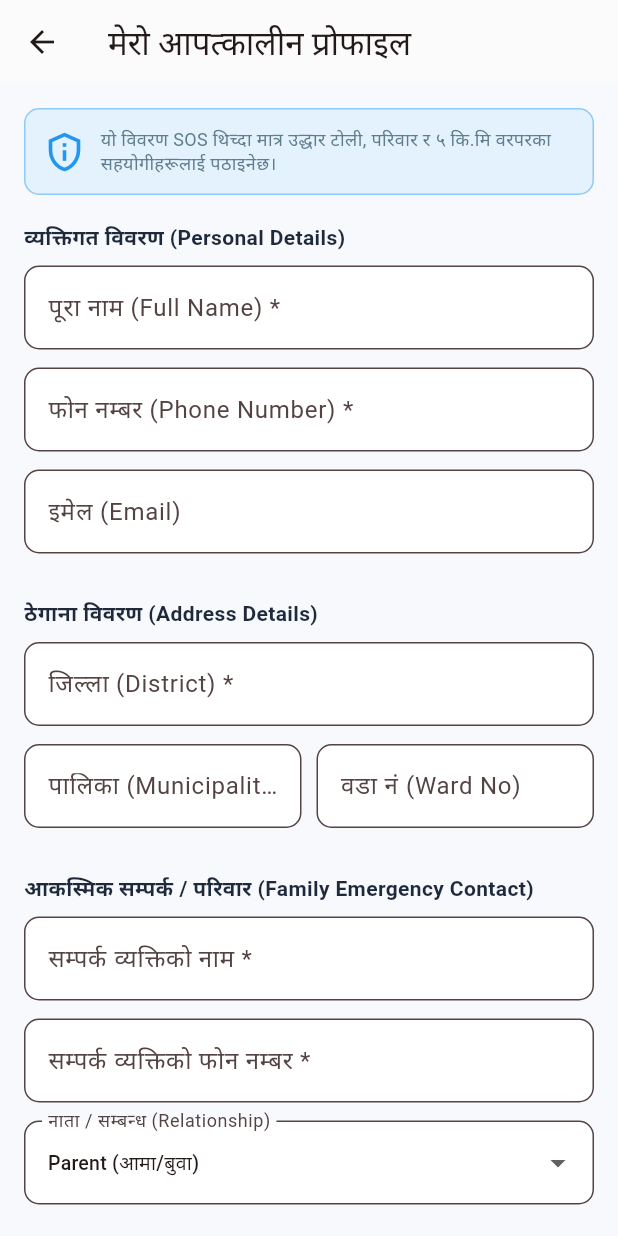
After one commit to samsim432/bipad_sathi_project, a Flutter app: the screen it shows after launch, after a tap on the "account circle" icon, on a phone screen of 412 x 824 dp. The commit adds this screen. Run offline on Flutter 3.47's test engine with Material 3 defaults, Android fonts, the phone set to English and light mode, and no system bars; our stand-ins replace flutter_map, geolocator, image_picker, latlong2, shared_preferences.

Commit message:
feat: complete emergency profile and GPS SOS integration

```diff
--- a/bipad_mobile/lib/screens/home_screen.dart
+++ b/bipad_mobile/lib/screens/home_screen.dart
@@ -4,6 +4,7 @@ import 'road_status_screen.dart';
 import 'shelters_screen.dart';
 import 'directory_screen.dart';
 import 'sos_modal_sheet.dart';
+import 'profile_screen.dart';
 
 class HomeScreen extends StatelessWidget {
   final bool isNe;
@@ -41,6 +42,13 @@ class HomeScreen extends StatelessWidget {
           ],
         ),
         actions: [
+          IconButton(
+            icon: const Icon(Icons.account_circle, color: Color(0xFFD32F2F), size: 26),
+            onPressed: () => Navigator.push(
+              context,
+              MaterialPageRoute(builder: (ctx) => ProfileScreen(isNe: isNe)),
+            ),
+          ),
           TextButton.icon(
             onPressed: () => onLanguageChange(isNe ? 'en' : 'ne'),
             icon: const Icon(Icons.translate, size: 16, color: Colors.blue),
@@ -49,14 +57,8 @@ class HomeScreen extends StatelessWidget {
               style: const TextStyle(fontWeight: FontWeight.bold, color: Colors.blue),
             ),
           ),
-          IconButton(
-            icon: const Icon(Icons.phone_in_talk, color: Colors.teal),
-            onPressed: () => Navigator.push(
-              context,
-              MaterialPageRoute(builder: (ctx) => DirectoryScreen(isNe: isNe)),
-            ),
-          )
         ],
+
       ),
       body: SingleChildScrollView(
         padding: const EdgeInsets.all(16),
--- /dev/null
+++ b/bipad_mobile/lib/screens/profile_screen.dart
@@ -0,0 +1,241 @@
+import 'package:flutter/material.dart';
+import 'package:shared_preferences/shared_preferences.dart';
+
+class ProfileScreen extends StatefulWidget {
+  final bool isNe;
+  const ProfileScreen({super.key, required this.isNe});
+
+  @override
+  State<ProfileScreen> createState() => _ProfileScreenState();
+}
+
+class _ProfileScreenState extends State<ProfileScreen> {
+  final _formKey = GlobalKey<FormState>();
+
+  final TextEditingController _nameController = TextEditingController();
+  final TextEditingController _phoneController = TextEditingController();
+  final TextEditingController _emailController = TextEditingController();
+  final TextEditingController _districtController = TextEditingController();
+  final TextEditingController _municipalityController = TextEditingController();
+  final TextEditingController _wardController = TextEditingController();
+
+  // Emergency Contact (Family)
+  final TextEditingController _emergencyContactNameController = TextEditingController();
+  final TextEditingController _emergencyContactPhoneController = TextEditingController();
+  String _emergencyRelation = 'Family';
+
+  // Medical / Accessibility Info
+  String _selectedBloodGroup = 'A+';
+  bool _hasDisability = false;
+  final TextEditingController _disabilityNotesController = TextEditingController();
+
+  final List<String> _bloodGroups = ['A+', 'A-', 'B+', 'B-', 'O+', 'O-', 'AB+', 'AB-'];
+  final List<String> _relations = ['Parent (आमा/बुवा)', 'Spouse (श्रीमान/श्रीमती)', 'Sibling (दाजु/भाइ/दिदी/बहिनी)', 'Child (छोरा/छोरी)', 'Friend (साथी)'];
+
+  @override
+  void initState() {
+    super.initState();
+    _loadProfileData();
+  }
+
+  Future<void> _loadProfileData() async {
+    final prefs = await SharedPreferences.getInstance();
+    setState(() {
+      _nameController.text = prefs.getString('user_name') ?? '';
+      _phoneController.text = prefs.getString('user_phone') ?? '';
+      _emailController.text = prefs.getString('user_email') ?? '';
+      _districtController.text = prefs.getString('user_district') ?? '';
+      _municipalityController.text = prefs.getString('user_municipality') ?? '';
+      _wardController.text = prefs.getString('user_ward') ?? '';
+
+      _emergencyContactNameController.text = prefs.getString('emergency_name') ?? '';
+      _emergencyContactPhoneController.text = prefs.getString('emergency_phone') ?? '';
+      _emergencyRelation = prefs.getString('emergency_relation') ?? _relations.first;
+
+      _selectedBloodGroup = prefs.getString('user_blood_group') ?? 'A+';
+      _hasDisability = prefs.getBool('user_has_disability') ?? false;
+      _disabilityNotesController.text = prefs.getString('user_disability_notes') ?? '';
+    });
+  }
+
+  Future<void> _saveProfileData() async {
+    if (!_formKey.currentState!.validate()) return;
+
+    final prefs = await SharedPreferences.getInstance();
+    await prefs.setString('user_name', _nameController.text.trim());
+    await prefs.setString('user_phone', _phoneController.text.trim());
+    await prefs.setString('user_email', _emailController.text.trim());
+    await prefs.setString('user_district', _districtController.text.trim());
+    await prefs.setString('user_municipality', _municipalityController.text.trim());
+    await prefs.setString('user_ward', _wardController.text.trim());
+
+    await prefs.setString('emergency_name', _emergencyContactNameController.text.trim());
+    await prefs.setString('emergency_phone', _emergencyContactPhoneController.text.trim());
+    await prefs.setString('emergency_relation', _emergencyRelation);
+
+    await prefs.setString('user_blood_group', _selectedBloodGroup);
+    await prefs.setBool('user_has_disability', _hasDisability);
+    await prefs.setString('user_disability_notes', _disabilityNotesController.text.trim());
+
+    if (mounted) {
+      ScaffoldMessenger.of(context).showSnackBar(
+        SnackBar(
+          content: Text(widget.isNe ? 'तपाईंको प्रोफाइल विवरण सुरक्षित भयो!' : 'Emergency Profile Saved!'),
+          backgroundColor: Colors.green,
+        ),
+      );
+      Navigator.pop(context);
+    }
+  }
+
+  @override
+  Widget build(BuildContext context) {
+    final isNe = widget.isNe;
+
+    return Scaffold(
+      appBar: AppBar(
+        title: Text(isNe ? 'मेरो आपत्कालीन प्रोफाइल' : 'Emergency Profile'),
+        backgroundColor: Colors.white,
+        elevation: 0.5,
+      ),
+      body: Form(
+        key: _formKey,
+        child: ListView(
+          padding: const EdgeInsets.all(16),
+          children: [
+            // Info Box
+            Container(
+              padding: const EdgeInsets.all(12),
+              decoration: BoxDecoration(
+                color: Colors.blue.shade50,
+                borderRadius: BorderRadius.circular(10),
+                border: Border.all(color: Colors.blue.shade200),
+              ),
+              child: Row(
+                children: [
+                  const Icon(Icons.privacy_tip_outlined, color: Colors.blue, size: 28),
+                  const SizedBox(width: 10),
+                  Expanded(
+                    child: Text(
+                      isNe
+                          ? 'यो विवरण SOS थिच्दा मात्र उद्धार टोली, परिवार र ५ कि.मि वरपरका सहयोगीहरूलाई पठाइनेछ।'
+                          : 'This info is used exclusively for instant auto-dispatching during SOS activations.',
+                      style: const TextStyle(fontSize: 12, color: Colors.blueGrey, height: 1.3),
+                    ),
+                  ),
+                ],
+              ),
+            ),
+
+            const SizedBox(height: 18),
+            _buildSectionHeader(isNe ? 'व्यक्तिगत विवरण (Personal Details)' : 'Personal Details'),
+            _buildTextField(_nameController, isNe ? 'पूरा नाम (Full Name) *' : 'Full Name *', isRequired: true),
+            _buildTextField(_phoneController, isNe ? 'फोन नम्बर (Phone Number) *' : 'Phone Number *', keyboardType: TextInputType.phone, isRequired: true),
+            _buildTextField(_emailController, isNe ? 'इमेल (Email)' : 'Email', keyboardType: TextInputType.emailAddress),
+
+            const SizedBox(height: 18),
+            _buildSectionHeader(isNe ? 'ठेगाना विवरण (Address Details)' : 'Address Details'),
+            _buildTextField(_districtController, isNe ? 'जिल्ला (District) *' : 'District *', isRequired: true),
+            Row(
+              children: [
+                Expanded(child: _buildTextField(_municipalityController, isNe ? 'पालिका (Municipality)' : 'Municipality')),
+                const SizedBox(width: 10),
+                Expanded(child: _buildTextField(_wardController, isNe ? 'वडा नं (Ward No)' : 'Ward No', keyboardType: TextInputType.number)),
+              ],
+            ),
+
+            const SizedBox(height: 18),
+            _buildSectionHeader(isNe ? 'आकस्मिक सम्पर्क / परिवार (Family Emergency Contact)' : 'Family Emergency Contact'),
+            _buildTextField(_emergencyContactNameController, isNe ? 'सम्पर्क व्यक्तिको नाम *' : 'Contact Person Name *', isRequired: true),
+            _buildTextField(_emergencyContactPhoneController, isNe ? 'सम्पर्क व्यक्तिको फोन नम्बर *' : 'Contact Phone Number *', keyboardType: TextInputType.phone, isRequired: true),
+            _buildDropdown(
+              label: isNe ? 'नाता / सम्बन्ध (Relationship)' : 'Relationship',
+              value: _emergencyRelation,
+              items: _relations,
+              onChanged: (val) => setState(() => _emergencyRelation = val!),
+            ),
+
+            const SizedBox(height: 18),
+            _buildSectionHeader(isNe ? 'स्वास्थ्य तथा विशेष अवस्था (Medical & Accessibility)' : 'Medical & Accessibility'),
+            _buildDropdown(
+              label: isNe ? 'रक्त समूह (Blood Group)' : 'Blood Group',
+              value: _selectedBloodGroup,
+              items: _bloodGroups,
+              onChanged: (val) => setState(() => _selectedBloodGroup = val!),
+            ),
+            SwitchListTile(
+              contentPadding: EdgeInsets.zero,
+              title: Text(isNe ? 'अशक्तता / विशेष हेरचाह आवश्यक?' : 'Disability / Special Assistance Needed?'),
+              value: _hasDisability,
+              onChanged: (val) => setState(() => _hasDisability = val),
+            ),
+            if (_hasDisability)
+              _buildTextField(
+                _disabilityNotesController,
+                isNe ? 'विवरण (उदा: ह्वीलचेयर, आँखा नदेख्ने, आदि)' : 'Details (e.g., wheelchair, visually impaired)',
+              ),
+
+            const SizedBox(height: 24),
+            ElevatedButton(
+              style: ElevatedButton.styleFrom(
+                backgroundColor: const Color(0xFFD32F2F),
+                minimumSize: const Size(double.infinity, 50),
+                shape: RoundedRectangleBorder(borderRadius: BorderRadius.circular(12)),
+              ),
+              onPressed: _saveProfileData,
+              child: Text(
+                isNe ? 'विवरण सुरक्षित गर्नुहोस् (SAVE PROFILE)' : 'SAVE EMERGENCY PROFILE',
+                style: const TextStyle(color: Colors.white, fontWeight: FontWeight.bold, fontSize: 15),
+              ),
+            ),
+            const SizedBox(height: 30),
+          ],
+        ),
+      ),
+    );
+  }
+
+  Widget _buildSectionHeader(String title) {
+    return Padding(
+      padding: const EdgeInsets.only(bottom: 8),
+      child: Text(
+        title,
+        style: const TextStyle(fontSize: 14, fontWeight: FontWeight.bold, color: Color(0xFF1E293B)),
+      ),
+    );
+  }
+
+  Widget _buildTextField(TextEditingController controller, String label, {bool isRequired = false, TextInputType? keyboardType}) {
+    return Padding(
+      padding: const EdgeInsets.only(bottom: 12),
+      child: TextFormField(
+        controller: controller,
+        keyboardType: keyboardType,
+        validator: isRequired ? (val) => (val == null || val.trim().isEmpty) ? 'Required' : null : null,
+        decoration: InputDecoration(
+          labelText: label,
+          filled: true,
+          fillColor: Colors.white,
+          border: OutlineInputBorder(borderRadius: BorderRadius.circular(10), borderSide: BorderSide(color: Colors.grey.shade300)),
+        ),
+      ),
+    );
+  }
+
+  Widget _buildDropdown({required String label, required String value, required List<String> items, required ValueChanged<String?> onChanged}) {
+    return Padding(
+      padding: const EdgeInsets.only(bottom: 12),
+      child: DropdownButtonFormField<String>(
+        value: items.contains(value) ? value : items.first,
+        decoration: InputDecoration(
+          labelText: label,
+          filled: true,
+          fillColor: Colors.white,
+          border: OutlineInputBorder(borderRadius: BorderRadius.circular(10), borderSide: BorderSide(color: Colors.grey.shade300)),
+        ),
+        items: items.map((e) => DropdownMenuItem(value: e, child: Text(e, style: const TextStyle(fontSize: 13)))).toList(),
+        onChanged: onChanged,
+      ),
+    );
+  }
+}
--- a/bipad_mobile/lib/screens/sos_modal_sheet.dart
+++ b/bipad_mobile/lib/screens/sos_modal_sheet.dart
@@ -1,5 +1,6 @@
 import 'package:flutter/material.dart';
 import 'package:geolocator/geolocator.dart';
+import 'package:shared_preferences/shared_preferences.dart';
 import 'package:url_launcher/url_launcher.dart';
 
 class SOSModalSheet extends StatefulWidget {
@@ -16,50 +17,120 @@ class _SOSModalSheetState extends State<SOSModalSheet> {
   bool _hasSpecialNeeds = false;
   bool _isLocating = false;
 
-  Future<void> _sendSOS() async {
+  // 3-Tier Auto-Dispatch Process
+  Future<void> _trigger3TierSOS() async {
     setState(() => _isLocating = true);
+
     try {
+      // 1. Get Live GPS Coordinates
       LocationPermission permission = await Geolocator.checkPermission();
       if (permission == LocationPermission.denied) {
         permission = await Geolocator.requestPermission();
       }
-
       Position position = await Geolocator.getCurrentPosition(
         desiredAccuracy: LocationAccuracy.high,
       );
 
+      // 2. Fetch User Profile from Local Storage
+      final prefs = await SharedPreferences.getInstance();
+      final name = prefs.getString('user_name') ?? 'Anonymous Citizen';
+      final phone = prefs.getString('user_phone') ?? 'N/A';
+      final bloodGroup = prefs.getString('user_blood_group') ?? 'Unknown';
+      final district = prefs.getString('user_district') ?? 'Nepal';
+      final municipality = prefs.getString('user_municipality') ?? '';
+      final disabilityNotes = prefs.getString('user_disability_notes') ?? 'None';
+
+      final familyPhone = prefs.getString('emergency_phone') ?? '100';
+      final familyRelation = prefs.getString('emergency_relation') ?? 'Family Member';
+
+      final mapLink = 'https://maps.google.com/?q=${position.latitude},${position.longitude}';
+
+      // ==========================================
+      // TIER 1: Rescue Team Payload (FULL DETAILS)
+      // ==========================================
+      final rescuePayload =
+'''🚨 CRITICAL SOS DISPATCH 🚨
+Name: $name | Phone: $phone
+Address: $municipality, $district
+Blood Group: $bloodGroup
+Special Aid/Disability: $disabilityNotes
+People in Danger: $_peopleCount (Children: $_hasChildren, Elderly: $_hasElderly, Injured: $_hasSpecialNeeds)
+Live GPS: $mapLink''';
+
+      // ==========================================
+      // TIER 2: Family SMS Payload (RELATIONSHIP + LOCATION)
+      // ==========================================
+      final familyPayload =
+'''EMERGENCY ALERT: Your $familyRelation ($name) has activated an SOS and is in danger!
+People: $_peopleCount
+Live Location: $mapLink
+Please contact them or emergency services (100 / 1114) immediately!''';
+
+      // ==========================================
+      // TIER 3: 5KM Radius Community Broadcast (PRIVACY PROTECTED)
+      // ==========================================
+      final communityPayload =
+'''⚠️ 5KM COMMUNITY ALERT: An emergency SOS was triggered near your location.
+Person in danger: $name
+Location: $mapLink
+If you are nearby and safe, please assist or notify local rescue teams.''';
+
+      // Trigger standard SMS to family/authorities
       final Uri smsUri = Uri(
         scheme: 'sms',
-        path: '100',
+        path: familyPhone,
         queryParameters: <String, String>{
-          'body': 'EMERGENCY SOS! Rescue Needed.\nCoords: https://maps.google.com/?q=${position.latitude},${position.longitude}\nPeople: $_peopleCount\nChildren: $_hasChildren, Elderly: $_hasElderly, SpecialNeeds: $_hasSpecialNeeds',
+          'body': familyPayload,
         },
       );
 
       if (await canLaunchUrl(smsUri)) {
         await launchUrl(smsUri);
-      } else {
-        if (mounted) {
-          ScaffoldMessenger.of(context).showSnackBar(
-            SnackBar(
-              content: Text('GPS: Lat ${position.latitude.toStringAsFixed(4)}, Lon ${position.longitude.toStringAsFixed(4)}'),
-              backgroundColor: Colors.green,
-            ),
-          );
-        }
+      }
+
+      if (mounted) {
+        Navigator.pop(context);
+        _showSuccessDialog(context, rescuePayload, familyPayload, communityPayload);
       }
     } catch (e) {
       if (mounted) {
         ScaffoldMessenger.of(context).showSnackBar(
-          SnackBar(content: Text('Location: $e'), backgroundColor: Colors.orange),
+          SnackBar(content: Text('GPS Error: $e'), backgroundColor: Colors.red),
         );
       }
     } finally {
-      if (mounted) {
-        setState(() => _isLocating = false);
-        Navigator.pop(context);
-      }
+      if (mounted) setState(() => _isLocating = false);
     }
+  }
+
+  void _showSuccessDialog(BuildContext context, String rescue, String family, String community) {
+    showDialog(
+      context: context,
+      builder: (ctx) => AlertDialog(
+        title: const Row(
+          children: [
+            Icon(Icons.check_circle, color: Colors.green),
+            SizedBox(width: 8),
+            Text('SOS Dispatched!', style: TextStyle(fontSize: 16)),
+          ],
+        ),
+        content: SingleChildScrollView(
+          child: Column(
+            crossAxisAlignment: CrossAxisAlignment.start,
+            children: [
+              const Text('✅ 1. Rescue Team (Full Medical & GPS payload generated)', style: TextStyle(fontWeight: FontWeight.bold, fontSize: 12, color: Colors.red)),
+              const SizedBox(height: 8),
+              const Text('✅ 2. Family Emergency Contact (SMS dispatched)', style: TextStyle(fontWeight: FontWeight.bold, fontSize: 12, color: Colors.orange)),
+              const SizedBox(height: 8),
+              const Text('✅ 3. 5km Local Community Broadcast (Privacy protected payload broadcasted)', style: TextStyle(fontWeight: FontWeight.bold, fontSize: 12, color: Colors.blue)),
+            ],
+          ),
+        ),
+        actions: [
+          TextButton(onPressed: () => Navigator.pop(ctx), child: const Text('OK')),
+        ],
+      ),
+    );
   }
 
   @override
@@ -132,11 +203,11 @@ class _SOSModalSheetState extends State<SOSModalSheet> {
               minimumSize: const Size(double.infinity, 48),
               shape: RoundedRectangleBorder(borderRadius: BorderRadius.circular(12)),
             ),
-            onPressed: _isLocating ? null : _sendSOS,
+            onPressed: _isLocating ? null : _trigger3TierSOS,
             child: _isLocating
                 ? const SizedBox(height: 20, width: 20, child: CircularProgressIndicator(color: Colors.white, strokeWidth: 2))
                 : const Text(
-                    'SOS पठाउनुहोस् (DISPATCH RESCUE)',
+                    'SOS पठाउनुहोस् (DISPATCH 3-TIER RESCUE)',
                     style: TextStyle(color: Colors.white, fontSize: 14, fontWeight: FontWeight.bold),
                   ),
           ),
--- a/bipad_mobile/pubspec.yaml
+++ b/bipad_mobile/pubspec.yaml
@@ -19,6 +19,7 @@ dependencies:
   image_picker: ^1.1.2
   flutter_map: ^7.0.2
   latlong2: ^0.9.1
+  shared_preferences: ^2.3.2
 
 dev_dependencies:
   flutter_test:
```
Also changed, not shown: bipad_mobile/pubspec.lock, 2 other files.
